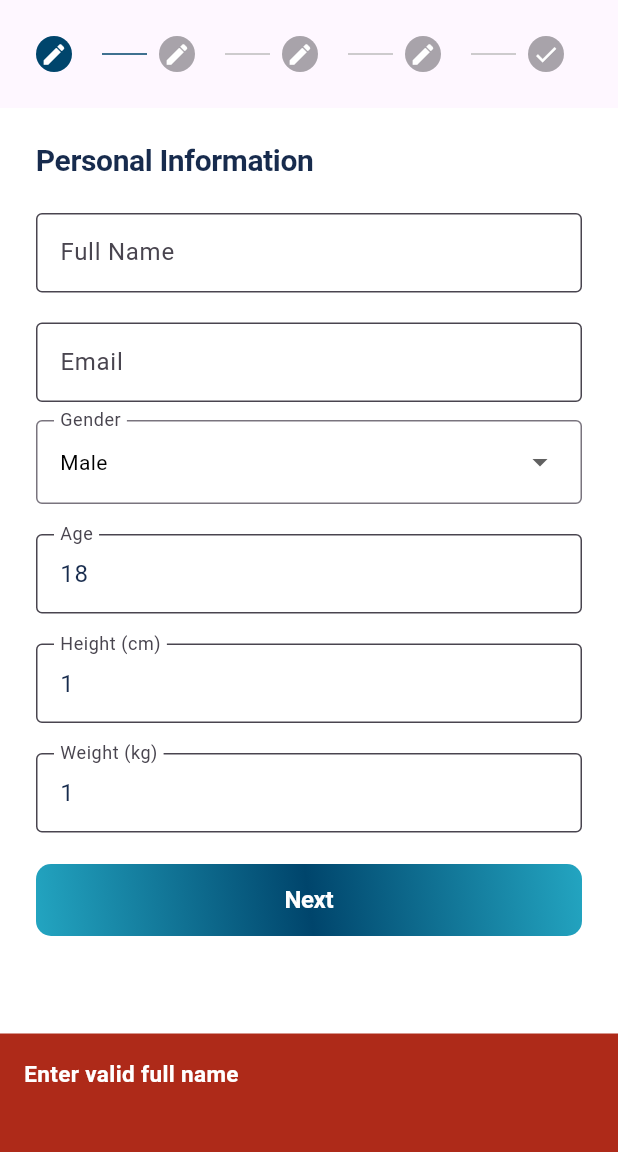
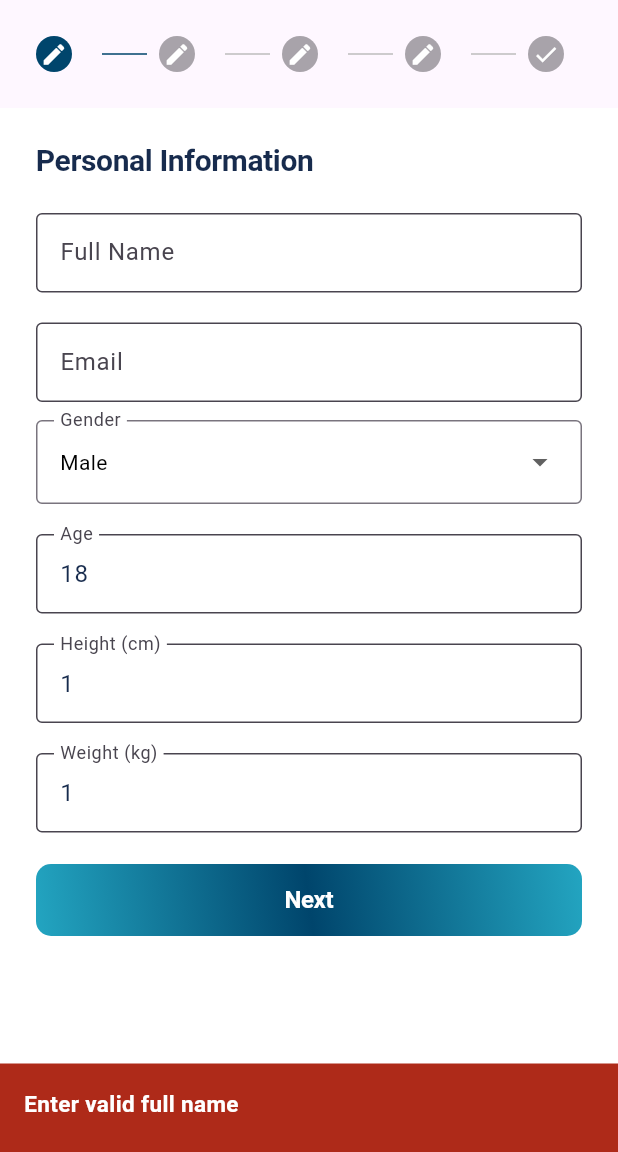
Before and after one commit to openxcellMJ/healthpredictor, a Flutter app: the ReportFormFiledPage screen opened directly, after a tap on the "edit" icon, on a phone screen of 412 x 824 dp, the part 84-1236 px from its top. Run offline on Flutter 3.47's test engine with Material 3 defaults, Android fonts, the phone set to English and light mode, and no system bars; drawn by our look-alikes of another_flushbar; our stand-ins replace cached_network_image, dio, file_picker, flutter_markdown, flutter_screenutil, flutter_svg and 3 more; Roboto replaces fonts that are missing (Mulish).

```diff
--- a/lib/presentation/pages/main/report_form_field.dart
+++ b/lib/presentation/pages/main/report_form_field.dart
@@ -371,25 +371,25 @@
     switch (currentStep) {
       case 0:
         if (controller.firstNameController.text.trim().isEmpty) {
-          showFlushbar("Enter valid full name", color: AppColors.textFieldErrorText);
+          controller.showFlushbar("Enter valid full name", color: AppColors.textFieldErrorText);
           return false;
         } else if (!FormValidator.validateEmail(controller.emailController.text.trim())) {
-          showFlushbar("Enter valid email address", color: AppColors.textFieldErrorText);
+          controller.showFlushbar("Enter valid email address", color: AppColors.textFieldErrorText);
           return false;
         } else if (controller.ageController.text.trim().isEmpty || double.parse(controller.ageController.text.trim()) < double.parse(18.toString())) {
-          showFlushbar("Enter a valid age that is greater than 18", color: AppColors.textFieldErrorText);
+          controller.showFlushbar("Enter a valid age that is greater than 18", color: AppColors.textFieldErrorText);
           return false;
         } else if (controller.heightController.text.trim().isEmpty || double.parse(controller.heightController.text.trim()) <= double.parse(1.toString())) {
-          showFlushbar("Enter valid height that is greater than 1", color: AppColors.textFieldErrorText);
+          controller.showFlushbar("Enter valid height that is greater than 1", color: AppColors.textFieldErrorText);
           return false;
         } else if (controller.weightController.text.trim().isEmpty || double.parse(controller.weightController.text.trim()) <= double.parse(1.toString())) {
-          showFlushbar("Enter valid weight that is greater than 1", color: AppColors.textFieldErrorText);
+          controller.showFlushbar("Enter valid weight that is greater than 1", color: AppColors.textFieldErrorText);
           return false;
         }
         break;
       case 1:
         if (controller.sleepHoursController.text.trim().isNotEmpty && (double.parse(controller.sleepHoursController.text.trim()) > double.parse(24.toString()))) {
-          showFlushbar("Enter a valid sleep hour that is less than or equal 24", color: AppColors.textFieldErrorText);
+          controller.showFlushbar("Enter a valid sleep hour that is less than or equal 24", color: AppColors.textFieldErrorText);
           return false;
         }
         break;
@@ -406,13 +406,6 @@
     return true;
   }
 
-  showFlushbar(String message, {required Color color}) async {
-    await Flushbar(
-      title: message,
-      backgroundColor: AppColors.textFieldErrorText,
-      duration: const Duration(seconds: 3),
-    ).show(Get.context!);
-  }
 
   Widget _buildMultiSelectField(String label, List<String> options, List<String> selectedItems) {
     return Padding(
```
Also changed, not shown: lib/presentation/controller/main/home_controller.dart (+18 -7 lines), lib/utils/utils.dart (+44 -44 lines).
